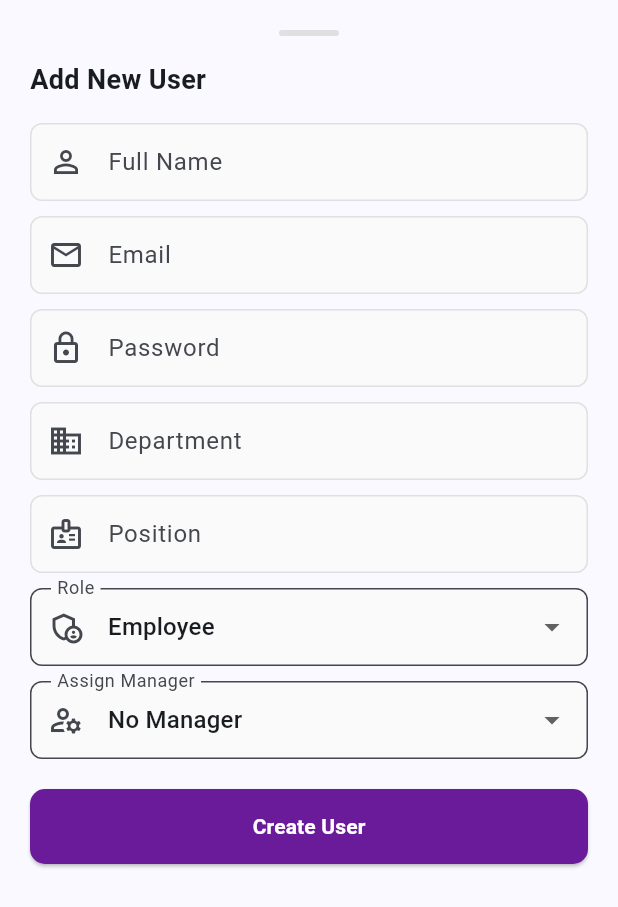
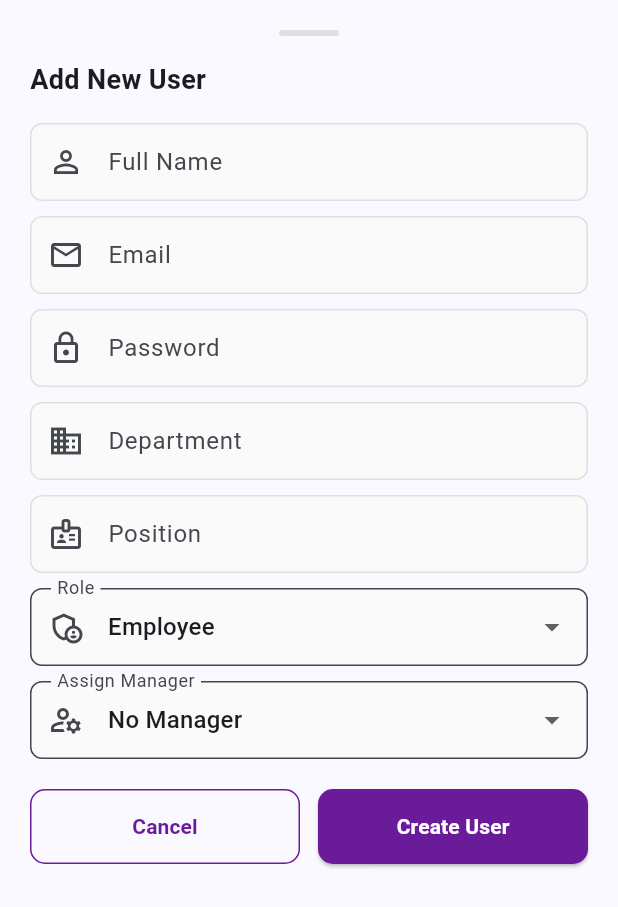
Before and after one commit to zencara-s15/leave_management_system_g2, a Flutter app: the _EmployeeFormSheet widget shown alone on an empty page, opened directly, on a phone screen of 412 x 824 dp. Shown: the top 907 px of the screen. Run offline on Flutter 3.47's test engine with Material 3 defaults, Android fonts, the phone set to English and light mode, and no system bars; our stand-ins replace shared_preferences; accounts and stored records are empty.

Commit message:
add the back button and cancel button

```diff
--- a/lib/screens/admin/manage_employees_screen.dart
+++ b/lib/screens/admin/manage_employees_screen.dart
@@ -344,6 +344,10 @@ class _EmployeeFormSheetState extends State<_EmployeeFormSheet> {
     }
   }
 
+  void _handleCancel() {
+    Navigator.pop(context);
+  }
+
   @override
   Widget build(BuildContext context) {
     final managers = context.read<LeaveProvider>().getManagers();
@@ -474,10 +478,24 @@ class _EmployeeFormSheetState extends State<_EmployeeFormSheet> {
                 ),
 
               const SizedBox(height: 20),
-              PrimaryButton(
-                label: _isEdit ? 'Save Changes' : 'Create User',
-                color: AppColors.adminColor,
-                onPressed: _handleSave,
+              Row(
+                children: [
+                  Expanded(
+                    child: SecondaryButton(
+                      label: 'Cancel',
+                      color: AppColors.adminColor,
+                      onPressed: _handleCancel,
+                    ),
+                  ),
+                  const SizedBox(width: 12),
+                  Expanded(
+                    child: PrimaryButton(
+                      label: _isEdit ? 'Save Changes' : 'Create User',
+                      color: AppColors.adminColor,
+                      onPressed: _handleSave,
+                    ),
+                  ),
+                ],
               ),
               const SizedBox(height: 12),
             ],
```
Also changed, not shown: lib/screens/employee/apply_leave_screen.dart (+20 -2 lines), lib/screens/employee/employee_home_screen.dart (+26 -10 lines), lib/screens/employee/leave_balance_screen.dart (+20 -2 lines), lib/screens/employee/leave_history_screen.dart (+20 -2 lines), lib/screens/shared/profile_screen.dart (+6 -1 lines).
